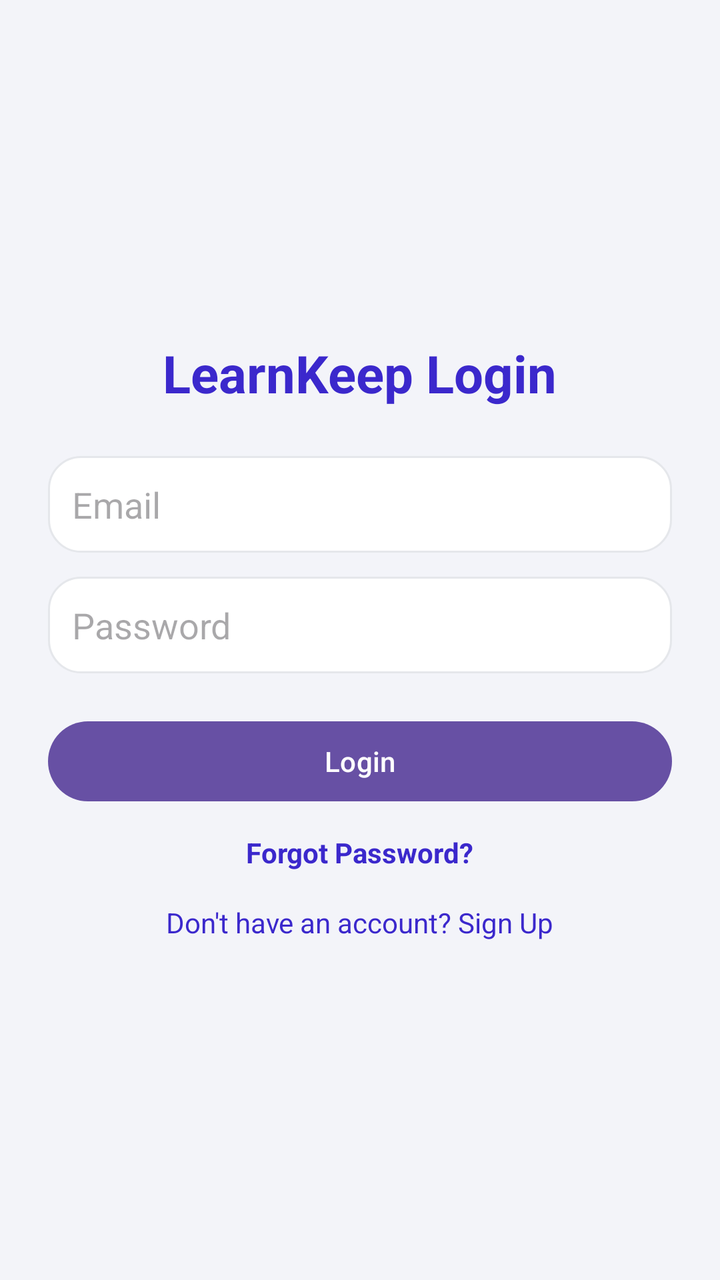
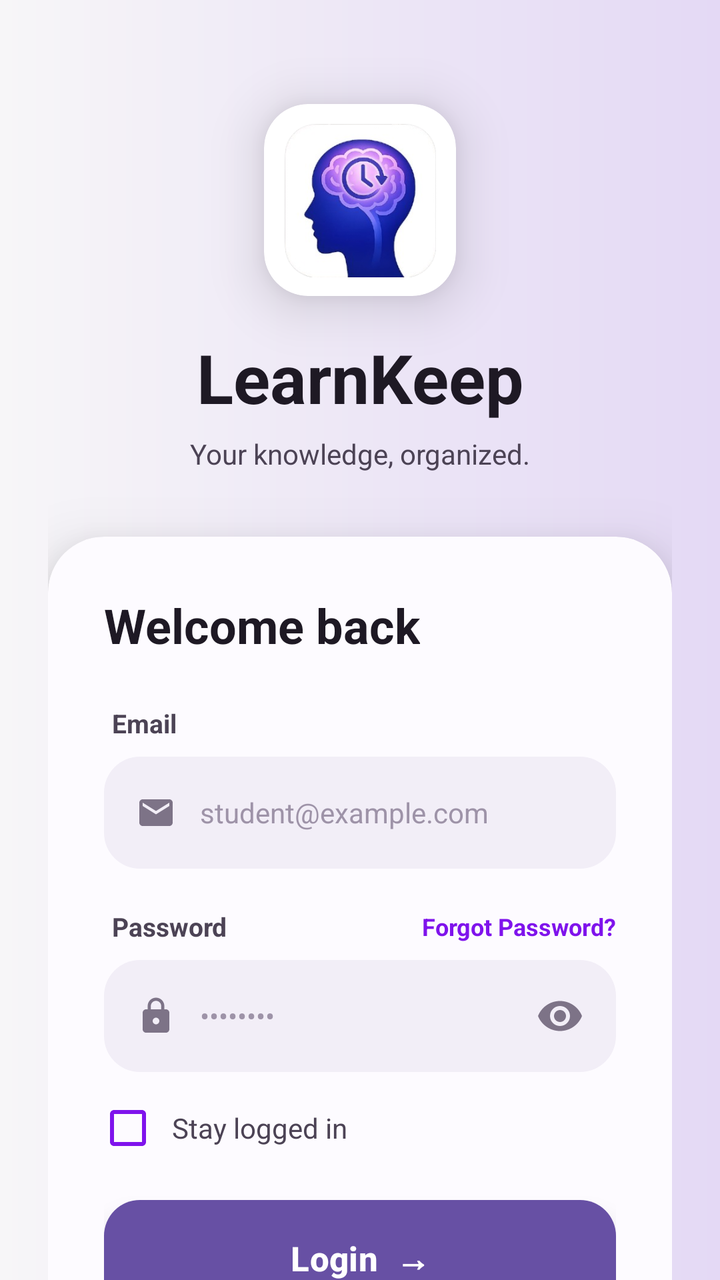

Two renders of the same Android screen: before a commit and after it. Below are the layout's source before the change and the commit's diff.
<!-- AndroidManifest.xml: application theme Theme.LearnKeep -->
<!-- res/layout/activity_login.xml -->
<?xml version="1.0" encoding="utf-8"?>
<LinearLayout xmlns:android="http://schemas.android.com/apk/res/android"
    android:layout_width="match_parent"
    android:layout_height="match_parent"
    xmlns:app="http://schemas.android.com/apk/res-auto"
    android:orientation="vertical"
    android:padding="24dp"
    android:gravity="center"
    android:background="#F3F4F9">

    <TextView
        android:text="LearnKeep Login"
        android:textSize="26sp"
        android:textStyle="bold"
        android:textColor="#3B28CC"
        android:layout_marginBottom="24dp"
        android:layout_width="wrap_content"
        android:layout_height="wrap_content"/>

    <EditText
        android:id="@+id/etEmail"
        android:hint="Email"
        android:layout_width="match_parent"
        android:layout_height="wrap_content"
        android:background="@drawable/bg_input"
        android:padding="12dp"/>

    <EditText
        android:id="@+id/etPassword"
        android:hint="Password"
        android:inputType="textPassword"
        android:layout_marginTop="12dp"
        android:layout_width="match_parent"
        android:layout_height="wrap_content"
        android:background="@drawable/bg_input"
        android:padding="12dp"/>

    <Button
        android:id="@+id/btnLogin"
        android:text="Login"
        android:layout_marginTop="20dp"
        android:layout_width="match_parent"
        android:layout_height="wrap_content"/>

    <TextView
        android:id="@+id/txtForgotPassword"
        android:layout_width="wrap_content"
        android:layout_height="wrap_content"
        android:text="Forgot Password?"
        android:textColor="#3B28CC"
        android:textStyle="bold"
        android:layout_marginTop="12dp"
        app:layout_constraintTop_toBottomOf="@id/btnLogin"
        app:layout_constraintEnd_toEndOf="parent"
        app:layout_constraintStart_toStartOf="parent"/>

    <TextView
        android:id="@+id/txtSignup"
        android:text="Don't have an account? Sign Up"
        android:textColor="#3B28CC"
        android:layout_marginTop="16dp"
        android:layout_width="wrap_content"
        android:layout_height="wrap_content"/>

</LinearLayout>
<!-- resources referenced by this layout -->
<resources>
  <!-- drawable bg_input (drawable) -->
  <?xml version="1.0" encoding="utf-8"?>
  <shape xmlns:android="http://schemas.android.com/apk/res/android">
      <solid android:color="@android:color/white"/>
      <corners android:radius="16dp"/>
      <stroke
          android:width="1dp"
          android:color="#E5E7EB"/>
      <padding
          android:left="12dp"
          android:top="12dp"
          android:right="12dp"
          android:bottom="12dp"/>
  </shape>
  <style name="Theme.LearnKeep" parent="Base.Theme.LearnKeep" />
  <!-- unchanged entries left out for length: 1 -->
</resources>

<!-- the commit's change to res/layout/activity_login.xml (unified diff, before → after) -->
@@ -1,65 +1,395 @@
 <?xml version="1.0" encoding="utf-8"?>
-<LinearLayout xmlns:android="http://schemas.android.com/apk/res/android"
+<ScrollView xmlns:android="http://schemas.android.com/apk/res/android"
+    xmlns:app="http://schemas.android.com/apk/res-auto"
     android:layout_width="match_parent"
     android:layout_height="match_parent"
-    xmlns:app="http://schemas.android.com/apk/res-auto"
-    android:orientation="vertical"
-    android:padding="24dp"
-    android:gravity="center"
-    android:background="#F3F4F9">
-
-    <TextView
-        android:text="LearnKeep Login"
-        android:textSize="26sp"
-        android:textStyle="bold"
-        android:textColor="#3B28CC"
-        android:layout_marginBottom="24dp"
-        android:layout_width="wrap_content"
-        android:layout_height="wrap_content"/>
-
-    <EditText
-        android:id="@+id/etEmail"
-        android:hint="Email"
+    android:background="@drawable/bg_login_screen"
+    android:fillViewport="true"
+    android:scrollbars="none">
+
+    <LinearLayout
         android:layout_width="match_parent"
         android:layout_height="wrap_content"
-        android:background="@drawable/bg_input"
-        android:padding="12dp"/>
-
-    <EditText
-        android:id="@+id/etPassword"
-        android:hint="Password"
-        android:inputType="textPassword"
-        android:layout_marginTop="12dp"
-        android:layout_width="match_parent"
-        android:layout_height="wrap_content"
-        android:background="@drawable/bg_input"
-        android:padding="12dp"/>
-
-    <Button
-        android:id="@+id/btnLogin"
-        android:text="Login"
-        android:layout_marginTop="20dp"
-        android:layout_width="match_parent"
-        android:layout_height="wrap_content"/>
-
-    <TextView
-        android:id="@+id/txtForgotPassword"
-        android:layout_width="wrap_content"
-        android:layout_height="wrap_content"
-        android:text="Forgot Password?"
-        android:textColor="#3B28CC"
-        android:textStyle="bold"
-        android:layout_marginTop="12dp"
-        app:layout_constraintTop_toBottomOf="@id/btnLogin"
-        app:layout_constraintEnd_toEndOf="parent"
-        app:layout_constraintStart_toStartOf="parent"/>
-
-    <TextView
-        android:id="@+id/txtSignup"
-        android:text="Don't have an account? Sign Up"
-        android:textColor="#3B28CC"
-        android:layout_marginTop="16dp"
-        android:layout_width="wrap_content"
-        android:layout_height="wrap_content"/>
-
-</LinearLayout>
+        android:orientation="vertical"
+        android:gravity="center_horizontal"
+        android:paddingStart="24dp"
+        android:paddingEnd="24dp"
+        android:paddingBottom="32dp">
+
+        
+        <androidx.cardview.widget.CardView
+            android:layout_width="96dp"
+            android:layout_height="96dp"
+            android:layout_marginTop="52dp"
+            app:cardCornerRadius="22dp"
+            app:cardElevation="16dp">
+
+            <ImageView
+                android:layout_width="match_parent"
+                android:layout_height="match_parent"
+                android:contentDescription="AppLogo"
+                android:padding="10dp"
+                android:scaleType="centerCrop"
+                android:src="@drawable/learnkeep_logo" />
+
+        </androidx.cardview.widget.CardView>
+
+        
+        <TextView
+            android:layout_width="wrap_content"
+            android:layout_height="wrap_content"
+            android:layout_marginTop="18dp"
+            android:text="LearnKeep"
+            android:textColor="#1E1924"
+            android:textSize="34sp"
+            android:textStyle="bold"/>
+
+        
+        <TextView
+            android:layout_width="wrap_content"
+            android:layout_height="wrap_content"
+            android:layout_marginTop="6dp"
+            android:text="Your knowledge, organized."
+            android:textColor="#4C4355"
+            android:textSize="14sp"/>
+
+        
+        <androidx.cardview.widget.CardView
+            android:layout_width="match_parent"
+            android:layout_height="wrap_content"
+            android:layout_marginTop="32dp"
+            app:cardCornerRadius="28dp"
+            app:cardElevation="20dp"
+            app:cardBackgroundColor="#FDFBFF">
+
+            <LinearLayout
+                android:layout_width="match_parent"
+                android:layout_height="wrap_content"
+                android:orientation="vertical"
+                android:padding="28dp">
+
+                <TextView
+                    android:layout_width="wrap_content"
+                    android:layout_height="wrap_content"
+                    android:text="Welcome back"
+                    android:textColor="#1E1924"
+                    android:textSize="24sp"
+                    android:textStyle="bold"
+                    android:layout_marginBottom="24dp"/>
+
+                
+                <TextView
+                    android:layout_width="wrap_content"
+                    android:layout_height="wrap_content"
+                    android:text="Email"
+                    android:textColor="#4C4355"
+                    android:textSize="13sp"
+                    android:textStyle="bold"
+                    android:layout_marginStart="4dp"
+                    android:layout_marginBottom="8dp"/>
+
+                
+                <LinearLayout
+                    android:layout_width="match_parent"
+                    android:layout_height="56dp"
+                    android:background="@drawable/bg_input_login"
+                    android:gravity="center_vertical"
+                    android:orientation="horizontal"
+                    android:paddingStart="16dp"
+                    android:paddingEnd="16dp">
+
+                    <ImageView
+                        android:layout_width="20dp"
+                        android:layout_height="20dp"
+                        android:src="@drawable/ic_login_mail"
+                        app:tint="#7D7387" />
+
+                    <EditText
+                        android:id="@+id/etEmail"
+                        android:layout_width="0dp"
+                        android:layout_height="match_parent"
+                        android:layout_weight="1"
+                        android:background="@null"
+                        android:hint="student@example.com"
+                        android:textColorHint="#9E93A8"
+                        android:inputType="textEmailAddress"
+                        android:textSize="14sp"
+                        android:textColor="#1E1924"
+                        android:paddingStart="12dp"
+                        android:imeOptions="actionNext"
+                        android:singleLine="true"/>
+                </LinearLayout>
+
+                
+                <LinearLayout
+                    android:layout_width="match_parent"
+                    android:layout_height="wrap_content"
+                    android:orientation="horizontal"
+                    android:gravity="center_vertical"
+                    android:layout_marginTop="20dp"
+                    android:layout_marginBottom="8dp">
+
+                    <TextView
+                        android:layout_width="0dp"
+                        android:layout_height="wrap_content"
+                        android:layout_weight="1"
+                        android:text="Password"
+                        android:textColor="#4C4355"
+                        android:textSize="13sp"
+                        android:textStyle="bold"
+                        android:layout_marginStart="4dp"/>
+
+                    
+                    <TextView
+                        android:id="@+id/txtForgotPassword"
+                        android:layout_width="wrap_content"
+                        android:layout_height="wrap_content"
+                        android:text="Forgot Password?"
+                        android:textColor="#7F13EC"
+                        android:textSize="12sp"
+                        android:textStyle="bold"
+                        android:clickable="true"
+                        android:focusable="true"/>
+                </LinearLayout>
+
+                
+                <LinearLayout
+                    android:layout_width="match_parent"
+                    android:layout_height="56dp"
+                    android:background="@drawable/bg_input_login"
+                    android:gravity="center_vertical"
+                    android:orientation="horizontal"
+                    android:paddingStart="16dp"
+                    android:paddingEnd="8dp">
+
+                    <ImageView
+                        android:layout_width="20dp"
+                        android:layout_height="20dp"
+                        android:src="@drawable/ic_login_lock"
+                        app:tint="#7D7387" />
+
+                    <EditText
+                        android:id="@+id/etPassword"
+                        android:layout_width="0dp"
+                        android:layout_height="match_parent"
+                        android:layout_weight="1"
+                        android:background="@null"
+                        android:hint="••••••••"
+                        android:textColorHint="#9E93A8"
+                        android:inputType="textPassword"
+                        android:textSize="14sp"
+                        android:textColor="#1E1924"
+                        android:paddingStart="12dp"
+                        android:imeOptions="actionDone"
+                        android:singleLine="true"/>
+
+                    <ImageButton
+                        android:id="@+id/ibTogglePassword"
+                        android:layout_width="40dp"
+                        android:layout_height="40dp"
+                        android:background="@android:color/transparent"
+                        android:src="@drawable/ic_login_visibility"
+                        android:padding="8dp"
+                        android:contentDescription="Toggle password"
+                        app:tint="#7D7387" />
+                </LinearLayout>
+
+                
+                <LinearLayout
+                    android:layout_width="match_parent"
+                    android:layout_height="wrap_content"
+                    android:orientation="horizontal"
+                    android:gravity="center_vertical"
+                    android:layout_marginTop="16dp">
+
+                    <CheckBox
+                        android:id="@+id/cbStayLoggedIn"
+                        android:layout_width="24dp"
+                        android:layout_height="24dp"
+                        android:buttonTint="#7F13EC"/>
+
+                    <TextView
+                        android:layout_width="wrap_content"
+                        android:layout_height="wrap_content"
+                        android:text="Stay logged in"
+                        android:textColor="#4C4355"
+                        android:textSize="14sp"
+                        android:layout_marginStart="10dp"/>
+                </LinearLayout>
+
+                
+                <Button
+                    android:id="@+id/btnLogin"
+                    android:layout_width="match_parent"
+                    android:layout_height="58dp"
+                    android:layout_marginTop="24dp"
+                    android:background="@drawable/bg_btn_login_primary"
+                    android:text="Login  →"
+                    android:textColor="#FFFFFF"
+                    android:textSize="17sp"
+                    android:textStyle="bold"
+                    android:stateListAnimator="@null"
+                    android:elevation="8dp"/>
+
+                
+                <LinearLayout
+                    android:layout_width="match_parent"
+                    android:layout_height="wrap_content"
+                    android:orientation="horizontal"
+                    android:gravity="center_vertical"
+                    android:layout_marginTop="28dp"
+                    android:layout_marginBottom="20dp">
+
+                    <View
+                        android:layout_width="0dp"
+                        android:layout_height="1dp"
+                        android:layout_weight="1"
+                        android:background="#33CEC2D8"/>
+
+                    <TextView
+                        android:layout_width="wrap_content"
+                        android:layout_height="wrap_content"
+                        android:text="CONTINUE WITH"
+                        android:textColor="#7D7387"
+                        android:textSize="10sp"
+                        android:paddingStart="14dp"
+                        android:paddingEnd="14dp"
+                        android:letterSpacing="0.12"/>
+
+                    <View
+                        android:layout_width="0dp"
+                        android:layout_height="1dp"
+                        android:layout_weight="1"
+                        android:background="#33CEC2D8"/>
+                </LinearLayout>
+
+                
+                <LinearLayout
+                    android:layout_width="match_parent"
+                    android:layout_height="wrap_content"
+                    android:orientation="horizontal"
+                    android:weightSum="2">
+
+                    <LinearLayout
+                        android:id="@+id/btnApple"
+                        android:layout_width="0dp"
+                        android:layout_height="52dp"
+                        android:layout_weight="1"
+                        android:layout_marginEnd="8dp"
+                        android:background="@drawable/bg_btn_social"
+                        android:orientation="horizontal"
+                        android:gravity="center"
+                        android:clickable="true"
+                        android:focusable="true">
+
+                        <TextView
+                            android:layout_width="wrap_content"
+                            android:layout_height="wrap_content"
+                            android:text=""
+                            android:textColor="#1E1924"
+                            android:textSize="18sp"/>
+
+                        <TextView
+                            android:layout_width="wrap_content"
+                            android:layout_height="wrap_content"
+                            android:text="Apple"
+                            android:textColor="#1E1924"
+                            android:textSize="14sp"
+                            android:textStyle="bold"
+                            android:layout_marginStart="8dp"/>
+                    </LinearLayout>
+
+                    <LinearLayout
+                        android:id="@+id/btnGoogle"
+                        android:layout_width="0dp"
+                        android:layout_height="52dp"
+                        android:layout_weight="1"
+                        android:layout_marginStart="8dp"
+                        android:background="@drawable/bg_btn_social"
+                        android:orientation="horizontal"
+                        android:gravity="center"
+                        android:clickable="true"
+                        android:focusable="true">
+
+                        <TextView
+                            android:layout_width="wrap_content"
+                            android:layout_height="wrap_content"
+                            android:text="G"
+                            android:textColor="#4285F4"
+                            android:textSize="18sp"
+                            android:textStyle="bold"/>
+
+                        <TextView
+                            android:layout_width="wrap_content"
+                            android:layout_height="wrap_content"
+                            android:text="Google"
+                            android:textColor="#1E1924"
+                            android:textSize="14sp"
+                            android:textStyle="bold"
+                            android:layout_marginStart="8dp"/>
+                    </LinearLayout>
+                </LinearLayout>
+
+            </LinearLayout>
+        </androidx.cardview.widget.CardView>
+
+        
+        <LinearLayout
+            android:layout_width="wrap_content"
+            android:layout_height="wrap_content"
+            android:orientation="horizontal"
+            android:gravity="center_vertical"
+            android:layout_marginTop="28dp">
+
+            <TextView
+                android:layout_width="wrap_content"
+                android:layout_height="wrap_content"
+                android:text="New to LearnKeep? "
+                android:textColor="#4C4355"
+                android:textSize="14sp"/>
+
+            <TextView
+                android:id="@+id/txtSignup"
+                android:layout_width="wrap_content"
+                android:layout_height="wrap_content"
+                android:text="Sign up for free"
+                android:textColor="#7F13EC"
+                android:textSize="14sp"
+                android:textStyle="bold"
+                android:clickable="true"
+                android:focusable="true"/>
+        </LinearLayout>
+
+        
+        <LinearLayout
+            android:layout_width="wrap_content"
+            android:layout_height="wrap_content"
+            android:orientation="horizontal"
+            android:layout_marginTop="20dp"
+            android:layout_marginBottom="8dp">
+
+            <TextView
+                android:layout_width="wrap_content"
+                android:layout_height="wrap_content"
+                android:text="PRIVACY POLICY"
+                android:textColor="#7D7387"
+                android:textSize="10sp"
+                android:clickable="true"
+                android:focusable="true"/>
+
+            <View
+                android:layout_width="24dp"
+                android:layout_height="1dp"/>
+
+            <TextView
+                android:layout_width="wrap_content"
+                android:layout_height="wrap_content"
+                android:text="TERMS OF SERVICE"
+                android:textColor="#7D7387"
+                android:textSize="10sp"
+                android:clickable="true"
+                android:focusable="true"/>
+        </LinearLayout>
+
+    </LinearLayout>
+</ScrollView>
<!-- resource entries referenced after the edit -->
@@ -1,19 +1,91 @@
 <!-- resources referenced by this layout -->
 <resources>
-  <!-- drawable bg_input (drawable) -->
+  <!-- drawable bg_btn_login_primary (drawable) -->
+  <?xml version="1.0" encoding="utf-8"?>
+  <selector xmlns:android="http://schemas.android.com/apk/res/android">
+      <item android:state_pressed="true">
+          <shape android:shape="rectangle">
+              <corners android:radius="18dp"/>
+              <solid android:color="#6200BC"/>
+          </shape>
+      </item>
+      <item>
+          <shape android:shape="rectangle">
+              <corners android:radius="18dp"/>
+              <solid android:color="#7F13EC"/>
+          </shape>
+      </item>
+  </selector>
+  <!-- drawable bg_btn_social (drawable) -->
+  <?xml version="1.0" encoding="utf-8"?>
+  <selector xmlns:android="http://schemas.android.com/apk/res/android">
+      <item android:state_pressed="true">
+          <shape android:shape="rectangle">
+              <corners android:radius="14dp"/>
+              <solid android:color="#F0EAF8"/>
+              <stroke android:width="1dp" android:color="#CEC2D8"/>
+          </shape>
+      </item>
+      <item>
+          <shape android:shape="rectangle">
+              <corners android:radius="14dp"/>
+              <solid android:color="#FFFFFF"/>
+              <stroke android:width="1dp" android:color="#CEC2D8"/>
+          </shape>
+      </item>
+  </selector>
+  <!-- drawable bg_input_login (drawable) -->
+  <?xml version="1.0" encoding="utf-8"?>
+  <selector xmlns:android="http://schemas.android.com/apk/res/android">
+      <item android:state_focused="true">
+          <shape android:shape="rectangle">
+              <corners android:radius="18dp"/>
+              <solid android:color="#F0EBF8"/>
+              <stroke android:width="2dp" android:color="#7F13EC"/>
+          </shape>
+      </item>
+      <item>
+          <shape android:shape="rectangle">
+              <corners android:radius="18dp"/>
+              <solid android:color="#F2EEF7"/>
+          </shape>
+      </item>
+  </selector>
+  <!-- drawable bg_login_screen (drawable) -->
   <?xml version="1.0" encoding="utf-8"?>
   <shape xmlns:android="http://schemas.android.com/apk/res/android">
-      <solid android:color="@android:color/white"/>
-      <corners android:radius="16dp"/>
-      <stroke
-          android:width="1dp"
-          android:color="#E5E7EB"/>
-      <padding
-          android:left="12dp"
-          android:top="12dp"
-          android:right="12dp"
-          android:bottom="12dp"/>
+      <gradient
+          android:type="linear"
+          android:angle="180"
+          android:startColor="#E4D9F5"
+          android:centerColor="#EDE7F6"
+          android:endColor="#F7F6F8"/>
   </shape>
+  <!-- drawable ic_login_lock (drawable) -->
+  <?xml version="1.0" encoding="utf-8"?>
+  <vector xmlns:android="http://schemas.android.com/apk/res/android"
+      android:width="24dp" android:height="24dp"
+      android:viewportWidth="24" android:viewportHeight="24">
+      <path android:fillColor="#FF000000"
+          android:pathData="M18,8h-1V6c0,-2.76 -2.24,-5 -5,-5S7,3.24 7,6v2H6c-1.1,0 -2,0.9 -2,2v10c0,1.1 0.9,2 2,2h12c1.1,0 2,-0.9 2,-2V10c0,-1.1 -0.9,-2 -2,-2zM12,17c-1.1,0 -2,-0.9 -2,-2s0.9,-2 2,-2 2,0.9 2,2 -0.9,2 -2,2zM15.1,8H8.9V6c0,-1.71 1.39,-3.1 3.1,-3.1 1.71,0 3.1,1.39 3.1,3.1v2z"/>
+  </vector>
+  <!-- drawable ic_login_mail (drawable) -->
+  <?xml version="1.0" encoding="utf-8"?>
+  <vector xmlns:android="http://schemas.android.com/apk/res/android"
+      android:width="24dp" android:height="24dp"
+      android:viewportWidth="24" android:viewportHeight="24">
+      <path android:fillColor="#FF000000"
+          android:pathData="M20,4H4C2.9,4 2,4.9 2,6v12c0,1.1 0.9,2 2,2h16c1.1,0 2,-0.9 2,-2V6C22,4.9 21.1,4 20,4zM20,8l-8,5L4,8V6l8,5 8,-5v2z"/>
+  </vector>
+  <!-- drawable ic_login_visibility (drawable) -->
+  <?xml version="1.0" encoding="utf-8"?>
+  <vector xmlns:android="http://schemas.android.com/apk/res/android"
+      android:width="24dp" android:height="24dp"
+      android:viewportWidth="24" android:viewportHeight="24">
+      <path android:fillColor="#FF000000"
+          android:pathData="M12,4.5C7,4.5 2.73,7.61 1,12c1.73,4.39 6,7.5 11,7.5s9.27,-3.11 11,-7.5C21.27,7.61 17,4.5 12,4.5zM12,17c-2.76,0 -5,-2.24 -5,-5s2.24,-5 5,-5 5,2.24 5,5 -2.24,5 -5,5zM12,9c-1.66,0 -3,1.34 -3,3s1.34,3 3,3 3,-1.34 3,-3 -1.34,-3 -3,-3z"/>
+  </vector>
+  <!-- drawable learnkeep_logo: png bitmap (drawable, 69882 bytes) -->
   <style name="Theme.LearnKeep" parent="Base.Theme.LearnKeep" />
   <!-- unchanged entries left out for length: 1 -->
 </resources>
